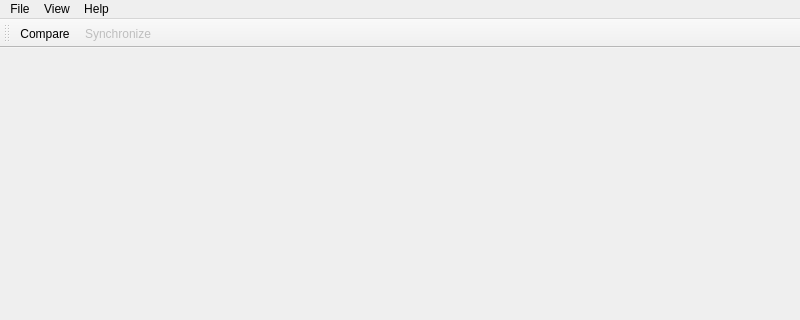
The window that mainwindow.ui (lbproductions/LBSynchronizer) describes before a commit, drawn with Qt 5; both pictures show x 0 to 800 and y 0 to 320 of the 800 by 627 pixel window.
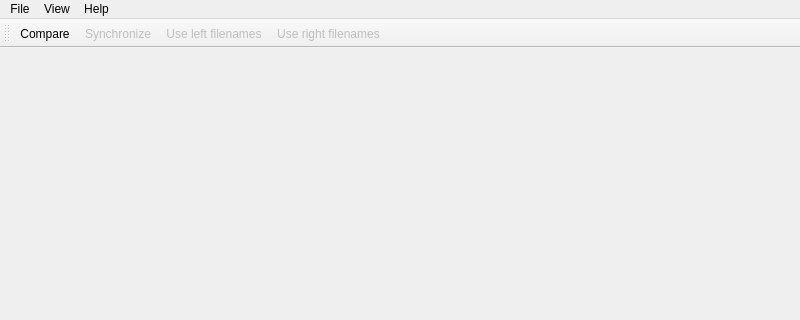
The same window after the commit.

```diff
--- a/mainwindow.ui
+++ b/mainwindow.ui
@@ -72,6 +72,8 @@
    </attribute>
    <addaction name="actionCompare"/>
    <addaction name="actionSynchronize"/>
+   <addaction name="actionUse_left_filenames"/>
+   <addaction name="actionUse_right_filenames"/>
   </widget>
   <action name="actionCompare">
    <property name="text">
@@ -129,6 +131,22 @@
     <string>Renamed</string>
    </property>
   </action>
+  <action name="actionUse_left_filenames">
+   <property name="enabled">
+    <bool>false</bool>
+   </property>
+   <property name="text">
+    <string>Use left filenames</string>
+   </property>
+  </action>
+  <action name="actionUse_right_filenames">
+   <property name="enabled">
+    <bool>false</bool>
+   </property>
+   <property name="text">
+    <string>Use right filenames</string>
+   </property>
+  </action>
  </widget>
  <resources/>
  <connections/>
```
Left out of the diff: 2 changed lines with no effect on the pictures.
